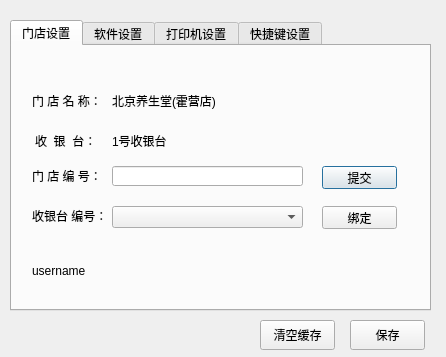
The window that bbqshop/MainDlg/maindlg.ui (qinan2014/bbqshop) describes before a commit, drawn with Qt 5.
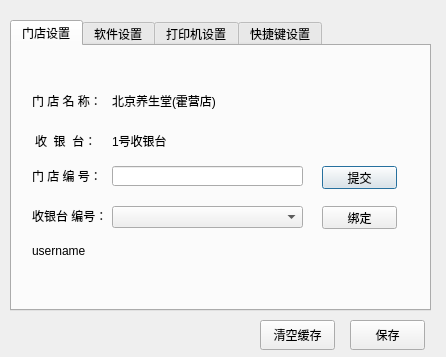
The same window after the commit.

Commit message: 配置保存重读，ocr价格回传

Diff of the .ui file:
```diff
--- a/bbqshop/MainDlg/maindlg.ui
+++ b/bbqshop/MainDlg/maindlg.ui
@@ -148,7 +148,7 @@
        <rect>
         <x>80</x>
         <y>0</y>
-        <width>281</width>
+        <width>211</width>
         <height>30</height>
        </rect>
       </property>
@@ -159,7 +159,7 @@
      <widget class="QLabel" name="labBindTip">
       <property name="geometry">
        <rect>
-        <x>200</x>
+        <x>320</x>
         <y>6</y>
         <width>41</width>
         <height>20</height>
@@ -177,7 +177,7 @@
      <property name="geometry">
       <rect>
        <x>20</x>
-       <y>210</y>
+       <y>190</y>
        <width>151</width>
        <height>30</height>
       </rect>
```
The commit also changes 2 other files.
